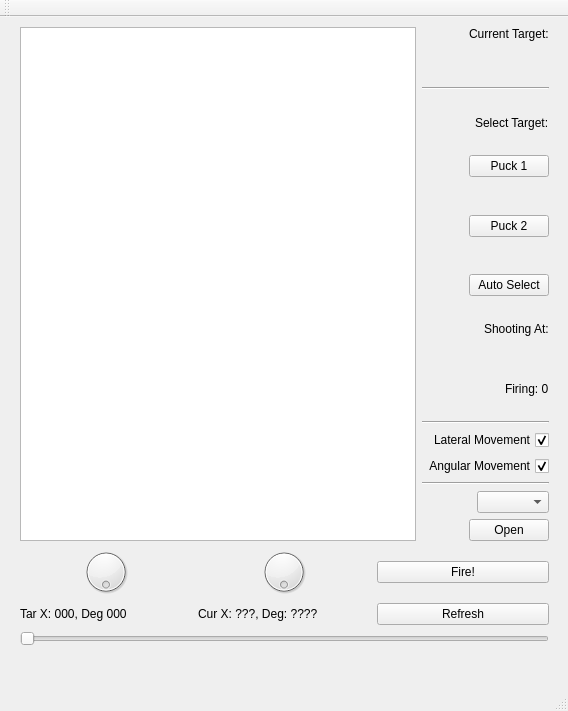
This is gameplay/gameplay/mainwindow.ui in montaguk/crossfire as Qt 5 draws it before an edit. The edited form follows.
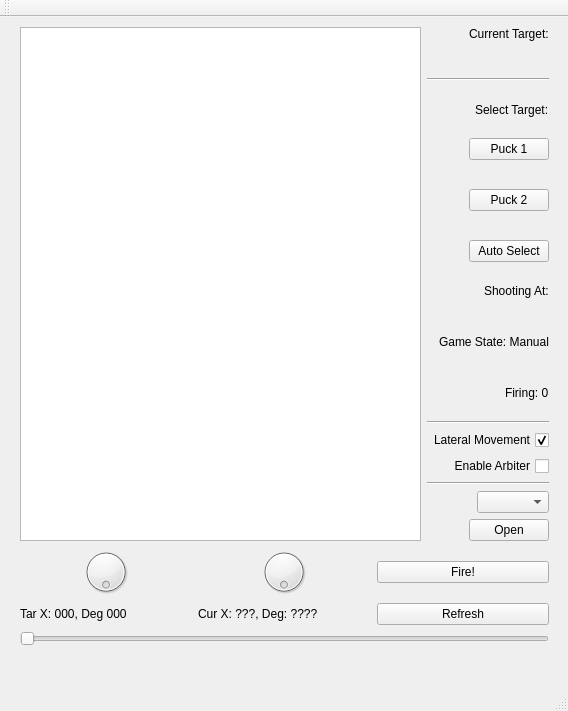
This is the edited form.

Commit message: Adding support for the arbitor and fully automous game play

Diff of the .ui file:
```diff
--- a/gameplay/gameplay/mainwindow.ui
+++ b/gameplay/gameplay/mainwindow.ui
@@ -113,6 +113,13 @@
            </property>
           </widget>
          </item>
+         <item alignment="Qt::AlignRight">
+          <widget class="QLabel" name="gameStateLabel">
+           <property name="text">
+            <string>Game State: Manual</string>
+           </property>
+          </widget>
+         </item>
          <item alignment="Qt::AlignLeft">
           <widget class="QLabel" name="firingLabel">
            <property name="layoutDirection">
@@ -152,10 +159,10 @@
             <enum>Qt::RightToLeft</enum>
            </property>
            <property name="text">
-            <string>Angular Movement</string>
+            <string>Enable Arbiter</string>
            </property>
            <property name="checked">
-            <bool>true</bool>
+            <bool>false</bool>
            </property>
           </widget>
          </item>
```
Left out of the diff: 2 changed lines with no effect on the pictures. The commit also changes 3 other files.
